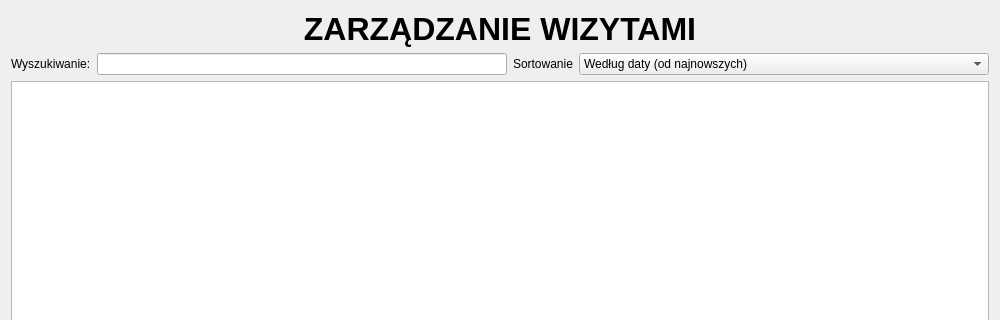
The window that appointments.ui (dash205/Projekt_Fryzjer) describes before a commit, drawn with Qt 5; both pictures show x 0 to 1000 and y 0 to 320 of the 1000 by 700 pixel window.
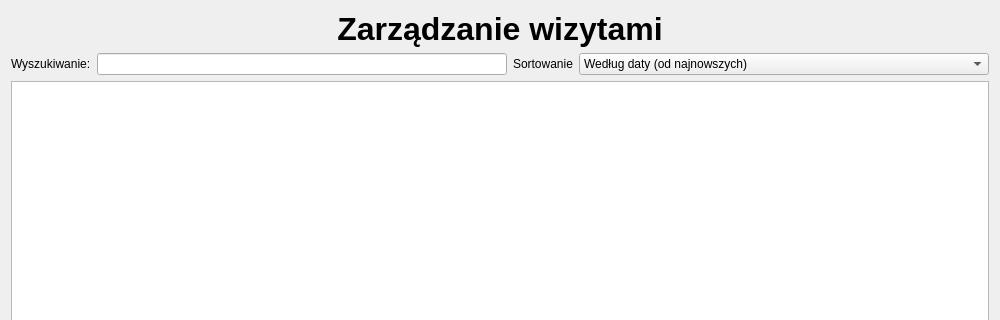
The same window after the commit.

Diff of the .ui file:
```diff
--- a/appointments.ui
+++ b/appointments.ui
@@ -35,7 +35,7 @@
       </font>
      </property>
      <property name="text">
-      <string>ZARZĄDZANIE WIZYTAMI</string>
+      <string>Zarządzanie wizytami</string>
      </property>
      <property name="textFormat">
       <enum>Qt::TextFormat::AutoText</enum>
```
